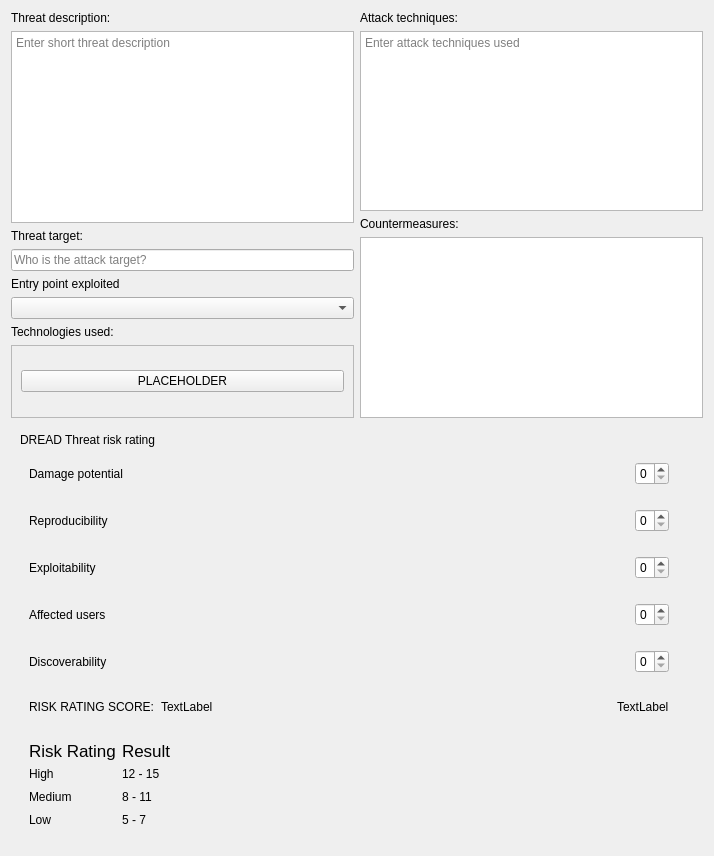
This is iotpentool/gui/threat.ui in sarunasil/iotPenTool as Qt 5 draws it before an edit. The edited form follows.
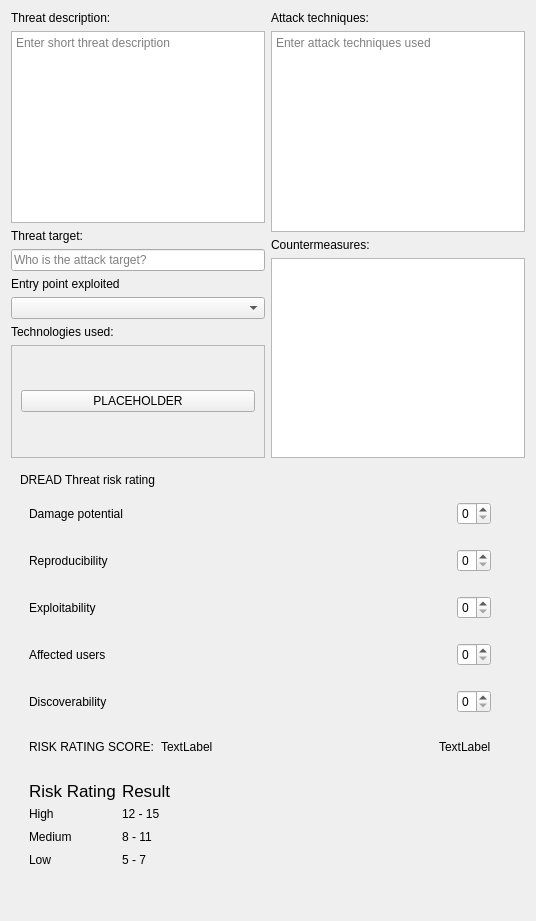
This is the edited form.

What changed in the file:
```diff
--- a/iotpentool/gui/threat.ui
+++ b/iotpentool/gui/threat.ui
@@ -6,8 +6,8 @@
    <rect>
     <x>0</x>
     <y>0</y>
-    <width>714</width>
-    <height>856</height>
+    <width>536</width>
+    <height>921</height>
    </rect>
   </property>
   <property name="windowTitle">
@@ -99,8 +99,8 @@
              <rect>
               <x>0</x>
               <y>0</y>
-              <width>343</width>
-              <height>68</height>
+              <width>254</width>
+              <height>82</height>
              </rect>
             </property>
             <layout class="QVBoxLayout" name="verticalLayout_5">
```
Left out of the diff: 2 changed lines with no effect on the pictures.
